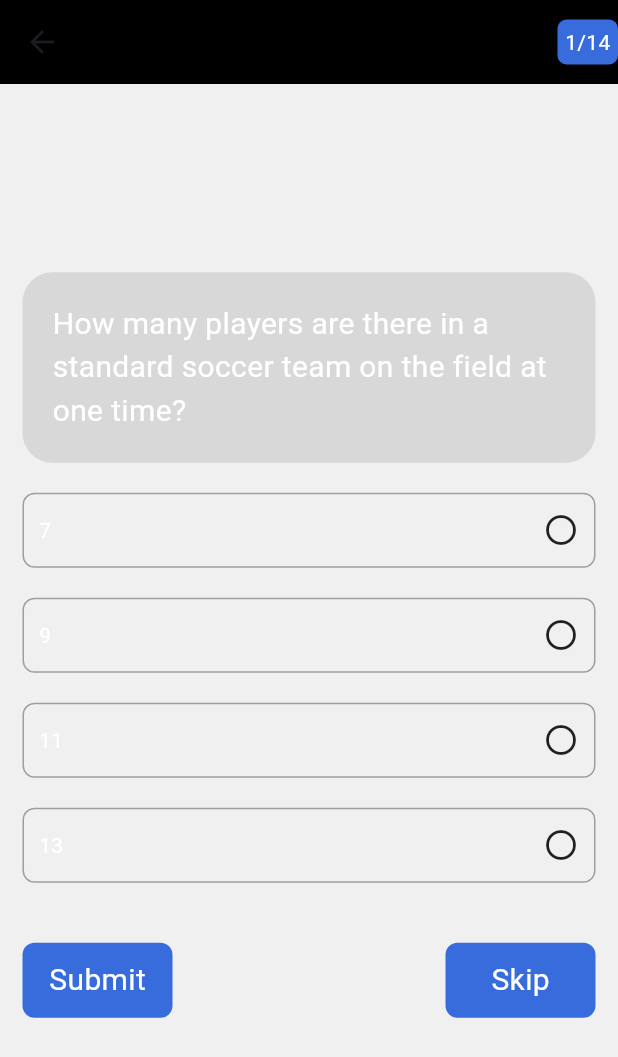
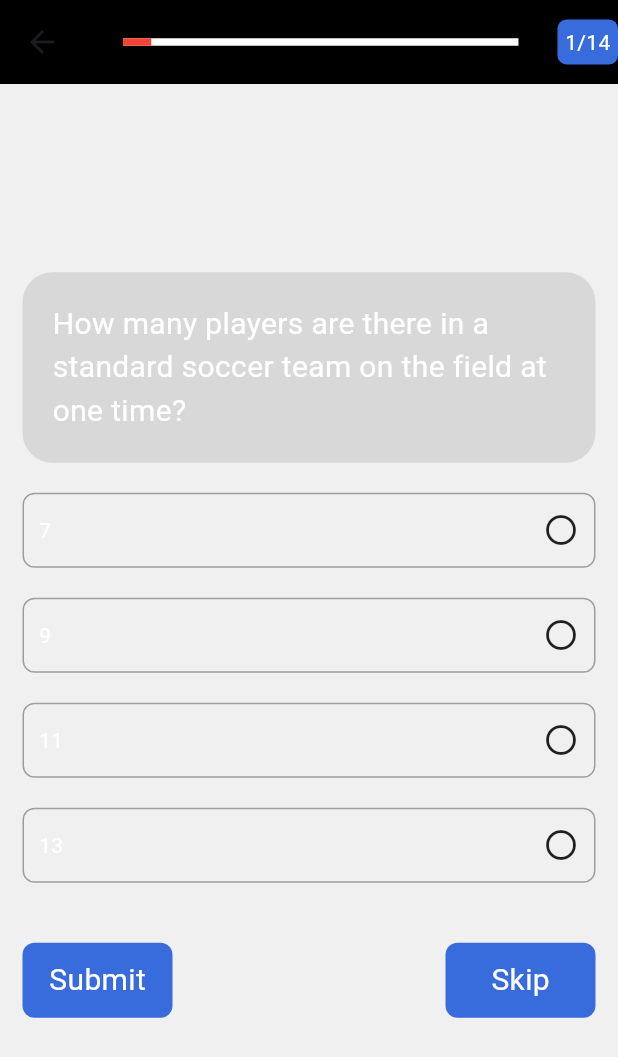
Before and after one commit to Krishnapriya94/quiz_app, a Flutter app: the screen it shows after launch, after a tap on "Sports", on a phone screen of 412 x 824 dp. Shown: the top 1057 px of the screen. Run offline on Flutter 3.47's test engine with Material 3 defaults, Android fonts, the phone set to English and light mode, and no system bars; drawn by our look-alikes of percent_indicator; our stand-ins replace lottie; network calls fail; project files that could hold a hidden picture were left out.

Commit message:
quiz app percentage indicator added

```diff
--- a/lib/view/home_screen/home_screen.dart
+++ b/lib/view/home_screen/home_screen.dart
@@ -1,4 +1,5 @@
 import 'package:flutter/material.dart';
+import 'package:percent_indicator/linear_percent_indicator.dart';
 import 'package:quiz_app/utils/color_constants.dart';
 import 'package:quiz_app/view/home_screen/widgets/options_card.dart';
 import 'package:quiz_app/view/result_screen/result_screen.dart';
@@ -27,6 +28,11 @@ class _HomeScreenState extends State<HomeScreen> {
       backgroundColor: ColorConstants.mainBlack,
       appBar: AppBar(
         backgroundColor: Colors.black,
+        title: LinearPercentIndicator(
+          progressColor: ColorConstants.mainRed,
+          percent: (currentindex + 1) / widget.questionList.length,
+          backgroundColor: ColorConstants.mainWhite,
+        ),
         actions: [
           Row(
             children: [
@@ -232,16 +238,18 @@ class _HomeScreenState extends State<HomeScreen> {
       if (widget.questionList[currentindex]["answerIndex"] == selectedIndex &&
           index == selectedIndex) {
         return Icon(
-          Icons.check_circle_outline_outlined,
+          Icons.check_circle,
           color: ColorConstants.mainGreen,
         );
       } else if (widget.questionList[currentindex]["answerIndex"] !=
               selectedIndex &&
           index == selectedIndex) {
-        return Icon(Icons.cancel_outlined, color: ColorConstants.mainRed);
+        return Icon(Icons.cancel, color: ColorConstants.mainRed);
       } else if (widget.questionList[currentindex]["answerIndex"] == index) {
-        return Icon(Icons.check_circle_outline_outlined,
-            color: ColorConstants.mainGreen);
+        return Icon(
+          Icons.check_circle,
+          color: ColorConstants.mainGreen,
+        );
       }
     }
     return Icon(Icons.circle_outlined);
--- a/pubspec.yaml
+++ b/pubspec.yaml
@@ -37,6 +37,7 @@ dependencies:
   cupertino_icons: ^1.0.6
   lottie: ^3.1.2
   flutter_staggered_grid_view: ^0.7.0
+  percent_indicator: ^4.2.3
 
 dev_dependencies:
   flutter_test:
```
Also changed, not shown: pubspec.lock.
